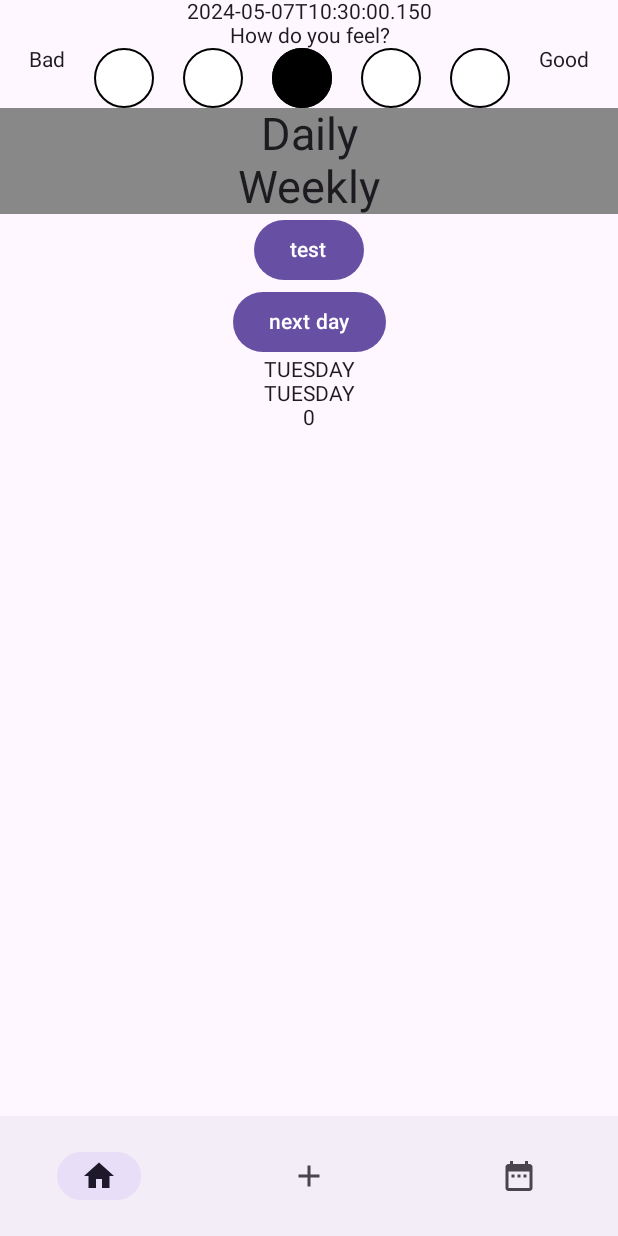
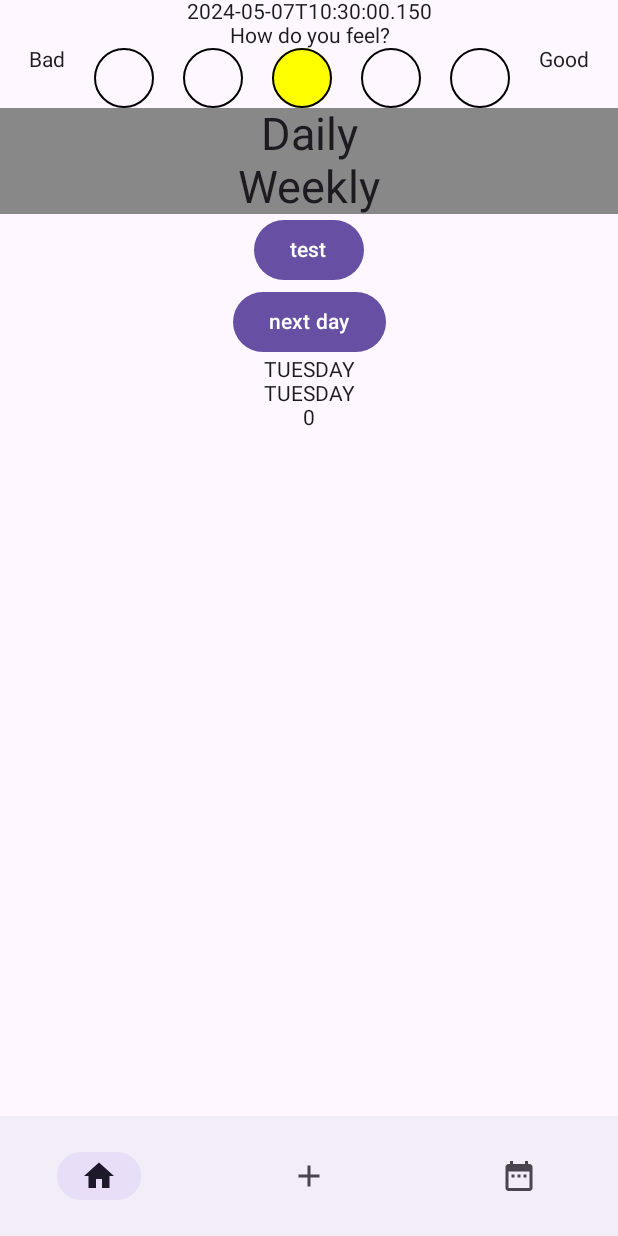
Before and after one commit to SchwarzNikolas/HabitTracker, an Android app built with Jetpack Compose: the screen it shows after launch (MainActivity), on a phone screen of 412 x 824 dp. Run offline under Robolectric (Android 15) with nearby library versions, the phone set to English and light mode, and no system bars; our stand-ins replace Room's generated code; missing, so only their content is drawn: HabitTrackerTheme; 1 statement that could not run was skipped.

Commit message:
added temporary colors

```diff
--- a/app/src/main/java/com/example/habittracker/habit/HabitScreen.kt
+++ b/app/src/main/java/com/example/habittracker/habit/HabitScreen.kt
@@ -424,7 +424,7 @@ fun MoodSection(moodState: MoodState, onMoodEvent: (MoodEvent) -> Unit, modifier
                     .size(width = 40.dp, height = 40.dp),
                 border = BorderStroke(1.dp, Color.Black),
                 colors = ButtonDefaults.outlinedButtonColors(
-                    containerColor = if (moodState.selectedMood == MoodType.BAD) Color.Black else Color.White
+                    containerColor = if (moodState.selectedMood == MoodType.BAD) Color.Red else Color.Transparent
                 )
             ) {}
 
@@ -435,7 +435,7 @@ fun MoodSection(moodState: MoodState, onMoodEvent: (MoodEvent) -> Unit, modifier
                     .size(width = 40.dp, height = 40.dp),
                 border = BorderStroke(1.dp, Color.Black),
                 colors = ButtonDefaults.outlinedButtonColors(
-                    containerColor = if (moodState.selectedMood == MoodType.SO_SO) Color.Black else Color.White
+                    containerColor = if (moodState.selectedMood == MoodType.SO_SO) Color(0xFFFFA500) else Color.Transparent
                 )
             ) {}
 
@@ -446,7 +446,7 @@ fun MoodSection(moodState: MoodState, onMoodEvent: (MoodEvent) -> Unit, modifier
                     .size(width = 40.dp, height = 40.dp),
                 border = BorderStroke(1.dp, Color.Black),
                 colors = ButtonDefaults.outlinedButtonColors(
-                    containerColor = if (moodState.selectedMood == MoodType.OK) Color.Black else Color.White
+                    containerColor = if (moodState.selectedMood == MoodType.OK) Color.Yellow else Color.Transparent
                 )
             ) {}
 
@@ -457,7 +457,7 @@ fun MoodSection(moodState: MoodState, onMoodEvent: (MoodEvent) -> Unit, modifier
                     .size(width = 40.dp, height = 40.dp),
                 border = BorderStroke(1.dp, Color.Black),
                 colors = ButtonDefaults.outlinedButtonColors(
-                    containerColor = if (moodState.selectedMood == MoodType.ALRIGHT) Color.Black else Color.White
+                    containerColor = if (moodState.selectedMood == MoodType.ALRIGHT) Color(0xFF00FF00) else Color.Transparent
                 )
             ) {}
 
@@ -468,7 +468,7 @@ fun MoodSection(moodState: MoodState, onMoodEvent: (MoodEvent) -> Unit, modifier
                     .size(width = 40.dp, height = 40.dp),
                 border = BorderStroke(1.dp, Color.Black),
                 colors = ButtonDefaults.outlinedButtonColors(
-                    containerColor = if (moodState.selectedMood == MoodType.GOOD) Color.Black else Color.White
+                    containerColor = if (moodState.selectedMood == MoodType.GOOD) Color(0xFF008000) else Color.Transparent
                 )
             ) {}
 
```
